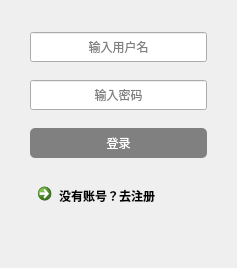
siju-m/AllChat, file AllChatClient/View/login.ui: the form before one commit.
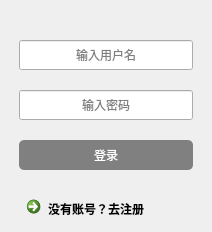
The form after the commit. Icons and pictures are not drawn.

The edit to the form file:
```diff
--- a/AllChatClient/View/login.ui
+++ b/AllChatClient/View/login.ui
@@ -6,71 +6,331 @@
    <rect>
     <x>0</x>
     <y>0</y>
-    <width>237</width>
-    <height>268</height>
+    <width>212</width>
+    <height>223</height>
    </rect>
   </property>
+  <property name="sizePolicy">
+   <sizepolicy hsizetype="Fixed" vsizetype="Fixed">
+    <horstretch>0</horstretch>
+    <verstretch>0</verstretch>
+   </sizepolicy>
+  </property>
   <property name="windowTitle">
    <string>Dialog</string>
   </property>
+  <property name="layoutDirection">
+   <enum>Qt::LeftToRight</enum>
+  </property>
   <layout class="QVBoxLayout" name="verticalLayout">
+   <property name="spacing">
+    <number>0</number>
+   </property>
    <property name="leftMargin">
-    <number>30</number>
+    <number>0</number>
    </property>
    <property name="topMargin">
-    <number>20</number>
+    <number>0</number>
    </property>
    <property name="rightMargin">
-    <number>30</number>
+    <number>0</number>
    </property>
    <property name="bottomMargin">
-    <number>30</number>
+    <number>0</number>
    </property>
    <item>
-    <widget class="QLineEdit" name="lineEditUserName">
+    <widget class="QWidget" name="widget" native="true">
      <property name="minimumSize">
       <size>
        <width>0</width>
        <height>30</height>
       </size>
      </property>
-     <property name="alignment">
-      <set>Qt::AlignCenter</set>
+     <property name="maximumSize">
+      <size>
+       <width>16777215</width>
+       <height>30</height>
+      </size>
      </property>
-     <property name="placeholderText">
-      <string>输入用户名</string>
-     </property>
+     <layout class="QHBoxLayout" name="horizontalLayout">
+      <property name="leftMargin">
+       <number>0</number>
+      </property>
+      <property name="topMargin">
+       <number>0</number>
+      </property>
+      <property name="rightMargin">
+       <number>0</number>
+      </property>
+      <property name="bottomMargin">
+       <number>0</number>
+      </property>
+      <item>
+       <spacer name="horizontalSpacer">
+        <property name="orientation">
+         <enum>Qt::Horizontal</enum>
+        </property>
+        <property name="sizeHint" stdset="0">
+         <size>
+          <width>176</width>
+          <height>20</height>
+         </size>
+        </property>
+       </spacer>
+      </item>
+      <item>
+       <widget class="QPushButton" name="btnClose">
+        <property name="text">
+         <string/>
+        </property>
+        <property name="icon">
+         <iconset>
+          <normalon>:/Icon/cross.png</normalon>
+         </iconset>
+        </property>
+        <property name="iconSize">
+         <size>
+          <width>10</width>
+          <height>10</height>
+         </size>
+        </property>
+        <property name="flat">
+         <bool>true</bool>
+        </property>
+       </widget>
+      </item>
+      <item>
+       <spacer name="horizontalSpacer_8">
+        <property name="orientation">
+         <enum>Qt::Horizontal</enum>
+        </property>
+        <property name="sizeType">
+         <enum>QSizePolicy::Fixed</enum>
+        </property>
+        <property name="sizeHint" stdset="0">
+         <size>
+          <width>5</width>
+          <height>20</height>
+         </size>
+        </property>
+       </spacer>
+      </item>
+     </layout>
     </widget>
    </item>
    <item>
-    <widget class="QLineEdit" name="lineEditPassword">
+    <widget class="QWidget" name="widget_2" native="true">
      <property name="minimumSize">
       <size>
        <width>0</width>
-       <height>30</height>
+       <height>50</height>
       </size>
      </property>
-     <property name="echoMode">
-      <enum>QLineEdit::PasswordEchoOnEdit</enum>
+     <property name="maximumSize">
+      <size>
+       <width>16777215</width>
+       <height>50</height>
+      </size>
      </property>
-     <property name="alignment">
-      <set>Qt::AlignCenter</set>
+     <layout class="QHBoxLayout" name="horizontalLayout_2">
+      <item>
+       <spacer name="horizontalSpacer_2">
+        <property name="orientation">
+         <enum>Qt::Horizontal</enum>
+        </property>
+        <property name="sizeType">
+         <enum>QSizePolicy::Fixed</enum>
+        </property>
+        <property name="sizeHint" stdset="0">
+         <size>
+          <width>10</width>
+          <height>20</height>
+         </size>
+        </property>
+       </spacer>
+      </item>
+      <item>
+       <widget class="QLineEdit" name="lineEditUserName">
+        <property name="minimumSize">
+         <size>
+          <width>0</width>
+          <height>30</height>
+         </size>
+        </property>
+        <property name="maximumSize">
+         <size>
+          <width>200</width>
+          <height>16777215</height>
+         </size>
+        </property>
+        <property name="layoutDirection">
+         <enum>Qt::LeftToRight</enum>
+        </property>
+        <property name="styleSheet">
+         <string notr="true">QLineEdit{
+border-radius: 5px;
+};</string>
+        </property>
+        <property name="alignment">
+         <set>Qt::AlignCenter</set>
+        </property>
+        <property name="placeholderText">
+         <string>输入用户名</string>
+        </property>
+       </widget>
+      </item>
+      <item>
+       <spacer name="horizontalSpacer_3">
+        <property name="orientation">
+         <enum>Qt::Horizontal</enum>
+        </property>
+        <property name="sizeType">
+         <enum>QSizePolicy::Fixed</enum>
+        </property>
+        <property name="sizeHint" stdset="0">
+         <size>
+          <width>10</width>
+          <height>20</height>
+         </size>
+        </property>
+       </spacer>
+      </item>
+     </layout>
+    </widget>
+   </item>
+   <item>
+    <widget class="QWidget" name="widget_3" native="true">
+     <property name="minimumSize">
+      <size>
+       <width>0</width>
+       <height>50</height>
+      </size>
      </property>
-     <property name="placeholderText">
-      <string>输入密码</string>
+     <property name="maximumSize">
+      <size>
+       <width>16777215</width>
+       <height>50</height>
+      </size>
      </property>
+     <layout class="QHBoxLayout" name="horizontalLayout_4">
+      <item>
+       <spacer name="horizontalSpacer_4">
+        <property name="orientation">
+         <enum>Qt::Horizontal</enum>
+        </property>
+        <property name="sizeType">
+         <enum>QSizePolicy::Fixed</enum>
+        </property>
+        <property name="sizeHint" stdset="0">
+         <size>
+          <width>10</width>
+          <height>20</height>
+         </size>
+        </property>
+       </spacer>
+      </item>
+      <item>
+       <widget class="QLineEdit" name="lineEditPassword">
+        <property name="minimumSize">
+         <size>
+          <width>0</width>
+          <height>30</height>
+         </size>
+        </property>
+        <property name="maximumSize">
+         <size>
+          <width>200</width>
+          <height>16777215</height>
+         </size>
+        </property>
+        <property name="layoutDirection">
+         <enum>Qt::LeftToRight</enum>
+        </property>
+        <property name="styleSheet">
+         <string notr="true">QLineEdit{
+border-radius: 5px;
+};</string>
+        </property>
+        <property name="echoMode">
+         <enum>QLineEdit::PasswordEchoOnEdit</enum>
+        </property>
+        <property name="alignment">
+         <set>Qt::AlignCenter</set>
+        </property>
+        <property name="placeholderText">
+         <string>输入密码</string>
+        </property>
+       </widget>
+      </item>
+      <item>
+       <spacer name="horizontalSpacer_5">
+        <property name="orientation">
+         <enum>Qt::Horizontal</enum>
+        </property>
+        <property name="sizeType">
+         <enum>QSizePolicy::Fixed</enum>
+        </property>
+        <property name="sizeHint" stdset="0">
+         <size>
+          <width>10</width>
+          <height>20</height>
+         </size>
+        </property>
+       </spacer>
+      </item>
+     </layout>
     </widget>
    </item>
    <item>
-    <widget class="QPushButton" name="btnLogin">
+    <widget class="QWidget" name="widget_4" native="true">
      <property name="minimumSize">
       <size>
        <width>0</width>
-       <height>30</height>
+       <height>50</height>
       </size>
      </property>
-     <property name="styleSheet">
-      <string notr="true">/**正常情况下样式**/
+     <property name="maximumSize">
+      <size>
+       <width>16777215</width>
+       <height>50</height>
+      </size>
+     </property>
+     <layout class="QHBoxLayout" name="horizontalLayout_3">
+      <item>
+       <spacer name="horizontalSpacer_6">
+        <property name="orientation">
+         <enum>Qt::Horizontal</enum>
+        </property>
+        <property name="sizeType">
+         <enum>QSizePolicy::Fixed</enum>
+        </property>
+        <property name="sizeHint" stdset="0">
+         <size>
+          <width>10</width>
+          <height>20</height>
+         </size>
+        </property>
+       </spacer>
+      </item>
+      <item>
+       <widget class="QPushButton" name="btnLogin">
+        <property name="minimumSize">
+         <size>
+          <width>0</width>
+          <height>30</height>
+         </size>
+        </property>
+        <property name="maximumSize">
+         <size>
+          <width>200</width>
+          <height>16777215</height>
+         </size>
+        </property>
+        <property name="layoutDirection">
+         <enum>Qt::LeftToRight</enum>
+        </property>
+        <property name="styleSheet">
+         <string notr="true">/**正常情况下样式**/
 QPushButton{
 	font: 10pt &quot;微软雅黑&quot;;
     color: white;
@@ -102,26 +362,83 @@
     border-color: #dcdde1;
 }
 </string>
-     </property>
-     <property name="text">
-      <string>登录</string>
-     </property>
+        </property>
+        <property name="text">
+         <string>登录</string>
+        </property>
+       </widget>
+      </item>
+      <item>
+       <spacer name="horizontalSpacer_7">
+        <property name="orientation">
+         <enum>Qt::Horizontal</enum>
+        </property>
+        <property name="sizeType">
+         <enum>QSizePolicy::Fixed</enum>
+        </property>
+        <property name="sizeHint" stdset="0">
+         <size>
+          <width>10</width>
+          <height>20</height>
+         </size>
+        </property>
+       </spacer>
+      </item>
+     </layout>
     </widget>
    </item>
    <item>
-    <widget class="QCommandLinkButton" name="btnRegist">
-     <property name="maximumSize">
-      <size>
-       <width>16777215</width>
-       <height>50</height>
-      </size>
-     </property>
-     <property name="styleSheet">
-      <string notr="true"/>
-     </property>
-     <property name="text">
-      <string>没有账号？去注册</string>
-     </property>
+    <widget class="QWidget" name="widget_5" native="true">
+     <layout class="QHBoxLayout" name="horizontalLayout_5">
+      <item>
+       <spacer name="horizontalSpacer_9">
+        <property name="orientation">
+         <enum>Qt::Horizontal</enum>
+        </property>
+        <property name="sizeType">
+         <enum>QSizePolicy::Fixed</enum>
+        </property>
+        <property name="sizeHint" stdset="0">
+         <size>
+          <width>10</width>
+          <height>20</height>
+         </size>
+        </property>
+       </spacer>
+      </item>
+      <item>
+       <widget class="QCommandLinkButton" name="btnRegist">
+        <property name="maximumSize">
+         <size>
+          <width>16777215</width>
+          <height>50</height>
+         </size>
+        </property>
+        <property name="styleSheet">
+         <string notr="true"/>
+        </property>
+        <property name="text">
+         <string>没有账号？去注册</string>
+        </property>
+       </widget>
+      </item>
+      <item>
+       <spacer name="horizontalSpacer_10">
+        <property name="orientation">
+         <enum>Qt::Horizontal</enum>
+        </property>
+        <property name="sizeType">
+         <enum>QSizePolicy::Fixed</enum>
+        </property>
+        <property name="sizeHint" stdset="0">
+         <size>
+          <width>10</width>
+          <height>20</height>
+         </size>
+        </property>
+       </spacer>
+      </item>
+     </layout>
     </widget>
    </item>
   </layout>
```
